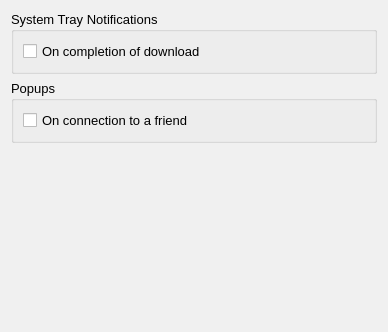
Qt form MixologistGui/gui/Preferences/NotifyDialog.ui (rebeccaskinner/The-Mixologist) before a commit.
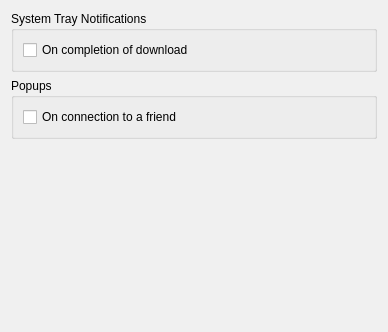
The same form after that commit.

What changed in the file:
```diff
--- a/MixologistGui/gui/Preferences/NotifyDialog.ui
+++ b/MixologistGui/gui/Preferences/NotifyDialog.ui
@@ -485,17 +485,6 @@
     </disabled>
    </palette>
   </property>
-  <property name="font">
-   <font>
-    <family>Arial</family>
-    <pointsize>10</pointsize>
-    <weight>50</weight>
-    <italic>false</italic>
-    <bold>false</bold>
-    <underline>false</underline>
-    <strikeout>false</strikeout>
-   </font>
-  </property>
   <property name="contextMenuPolicy">
    <enum>Qt::NoContextMenu</enum>
   </property>
```
